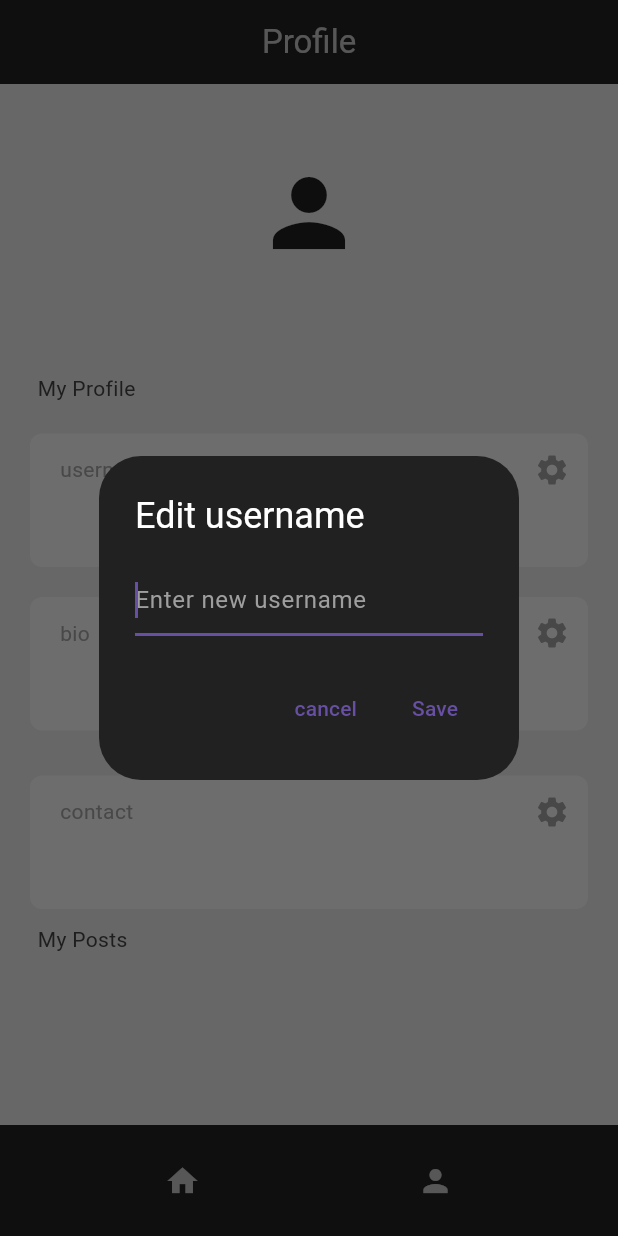
After one commit to noob-Coder-Harsh/social_app, a Flutter app: the screen it shows once a user with an empty profile is signed in, item 2 of the bottom bar chosen, after a tap on the "settings" icon, on a phone screen of 412 x 824 dp. The commit adds this screen. Run offline on Flutter 3.47's test engine with Material 3 defaults, Android fonts, the phone set to English and light mode, and no system bars; drawn by our look-alikes of google_nav_bar; our stand-ins replace cloud_firestore, firebase_auth, firebase_core; accounts and stored records are empty; network calls fail.

Commit message:
Day1-2nd

```diff
--- a/lib/Firebase/auth.dart
+++ b/lib/Firebase/auth.dart
@@ -1,15 +1,16 @@
 import 'package:firebase_auth/firebase_auth.dart';
-import 'package:firebase_core/firebase_core.dart';
 import 'package:flutter/material.dart';
-import 'package:social_app/homepage.dart';
+import 'package:social_app/Homepage/homepage.dart';
 import 'package:social_app/Login/pages/loginorregister.dart';
 
 class Auth extends StatelessWidget{
+  const Auth({super.key});
+
   @override
   Widget build(BuildContext context){
     return StreamBuilder(stream: FirebaseAuth.instance.authStateChanges(), builder: (context,snapshot){
       if(snapshot.hasData){
-        return HomePage();
+        return const HomePage();
       }else{
         return LoginOrRegisterPage();
       }
--- a/lib/homepage.dart
+++ b/lib/Homepage/homepage.dart
@@ -2,9 +2,13 @@ import 'package:cloud_firestore/cloud_firestore.dart';
 import 'package:firebase_auth/firebase_auth.dart';
 import 'package:flutter/material.dart';
 import 'package:social_app/Login/widgets/text_feild.dart';
-import 'package:social_app/feed_post.dart';
+import 'package:social_app/Homepage/widgets/feed_post.dart';
+import 'package:google_nav_bar/google_nav_bar.dart';
+import 'package:social_app/Profile/profile_page.dart';
+
 
 class HomePage extends StatefulWidget{
+
   const HomePage({super.key});
 
   @override
@@ -12,8 +16,10 @@ class HomePage extends StatefulWidget{
 }
 
 class _HomePageState extends State<HomePage> {
+
   final textController = TextEditingController();
   final currentUser = FirebaseAuth.instance.currentUser!;
+
 
   void postMessage(){
     if(textController.text.isNotEmpty){
@@ -21,6 +27,7 @@ class _HomePageState extends State<HomePage> {
         'UserEmail':currentUser.email,
         'Message' : textController.text,
         'TimeStamp' : Timestamp.now(),
+        'Likes' : [],
       });
     }
     setState(() {
@@ -34,20 +41,43 @@ class _HomePageState extends State<HomePage> {
   @override
   Widget build(BuildContext context){
     return Scaffold(
+      bottomNavigationBar: GNav(
+        mainAxisAlignment: MainAxisAlignment.spaceEvenly,
+        gap: 10,
+        backgroundColor: Colors.grey.shade900,
+        color: Colors.white70,
+        activeColor: Colors.white70,
+        tabs: [
+          GButton(icon: Icons.home,onPressed: (){Navigator.pushReplacement(context, MaterialPageRoute(builder: (context)=>const HomePage()));}),
+          GButton(icon: Icons.person,onPressed: (){Navigator.pushReplacement(context, MaterialPageRoute(builder: (context)=>const ProfilePage()));}),
+
+        ],
+      ),
       backgroundColor: Colors.grey.shade300,
       appBar: AppBar(
         backgroundColor: Colors.grey.shade900,
-        title: Center(child: const Text('Social App',style: TextStyle(color: Colors.white70),)),
+        title: const Center(child: Text('Social App',style: TextStyle(color: Colors.white70),)),
         actions: [
-          IconButton(onPressed: signOut, icon: Icon(Icons.logout))
+          IconButton(onPressed: signOut, icon: const Icon(Icons.logout,color: Colors.white70,))
         ],
       ),
       body: Column(
         children: [
+          Padding(
+            padding: const EdgeInsets.only(top: 18.0,left: 18,right: 18),
+            child: Row(children: [
+              Expanded(
+                child: MyTextFeild(controller: textController
+                    , hintText: 'write something to post',
+                    obscureText: false),
+              ),
+              IconButton(onPressed: postMessage, icon: const Icon(Icons.arrow_circle_up))
+            ],),
+          ),
           Expanded(child: StreamBuilder(
             stream: FirebaseFirestore.instance
                 .collection("User Posts").
-            orderBy("TimeStamp",descending: false).
+            orderBy("TimeStamp",descending: true).
             snapshots(),
             builder: (context,snapshot){
               if(snapshot.hasData){
@@ -56,29 +86,20 @@ class _HomePageState extends State<HomePage> {
                     itemBuilder: (context,index){
                   final post = snapshot.data!.docs[index];
                   return FeedPost(user:post["UserEmail"] ,
-                      post: post["Message"]);
+                      post: post["Message"],
+                      postId: post.id,
+                      likes: List<String>.from(post['Likes']??[]));
                 });
               }else if(snapshot.hasError){
                 return Center(
                   child: Text("Error: $snapshot.error"),
                 );
-              }return Center(
+              }return const Center(
                 child: CircularProgressIndicator(),
               );
             },
           )),
-          Padding(
-            padding: const EdgeInsets.all(18.0),
-            child: Row(children: [
-              Expanded(
-                child: MyTextFeild(controller: textController
-                    , hintText: 'write something to post',
-                    obscureText: false),
-              ),
-              IconButton(onPressed: postMessage, icon: Icon(Icons.arrow_circle_up))
-            ],),
-          ),
-    Text("Logged in as - ${currentUser.email}"),
+    Text("Logged in as - ${currentUser.email}",style: TextStyle(color: Colors.grey.shade700),),
         ],
       ),
     );
--- a/lib/Login/pages/loginorregister.dart
+++ b/lib/Login/pages/loginorregister.dart
@@ -3,6 +3,8 @@ import 'package:social_app/Login/pages/login_page.dart';
 import 'package:social_app/Login/pages/register_page.dart';
 
 class LoginOrRegisterPage extends StatefulWidget{
+  const LoginOrRegisterPage({super.key});
+
   @override
   State<LoginOrRegisterPage> createState()=> _LoginOrRegisterPageState();
 }
--- a/lib/Login/widgets/text_feild.dart
+++ b/lib/Login/widgets/text_feild.dart
@@ -16,13 +16,14 @@ class MyTextFeild extends StatelessWidget {
         controller: controller,
         obscureText: obscureText,
         decoration: InputDecoration(
+          hintStyle: TextStyle(color: Colors.grey.shade500,fontWeight: FontWeight.normal),
           hintText: hintText,
             fillColor: Colors.white54,
             filled: true,
-            enabledBorder: OutlineInputBorder(
+            enabledBorder: const OutlineInputBorder(
                 borderSide: BorderSide(color: Colors.white30)
             ),
-          focusedBorder: OutlineInputBorder(
+          focusedBorder: const OutlineInputBorder(
             borderSide: BorderSide(color: Colors.white30)
           )
         ),
--- /dev/null
+++ b/lib/Profile/profile_page.dart
@@ -0,0 +1,123 @@
+
+
+import 'package:cloud_firestore/cloud_firestore.dart';
+import 'package:firebase_auth/firebase_auth.dart';
+import 'package:flutter/material.dart';
+import 'package:google_nav_bar/google_nav_bar.dart';
+import 'package:social_app/Profile/textbox.dart';
+
+import '../Homepage/homepage.dart';
+
+class ProfilePage extends StatefulWidget{
+  const ProfilePage({super.key,});
+
+  @override
+  State<ProfilePage> createState() => _ProfilePageState();
+}
+
+class _ProfilePageState extends State<ProfilePage> {
+  final currentUser = FirebaseAuth.instance.currentUser!;
+  final userCollections = FirebaseFirestore.instance.collection("Users");
+
+  Future<void> editFeild(String field)async{
+    String newValue = "";
+    await showDialog(
+        context: context,
+        builder: (context) => AlertDialog(
+          backgroundColor: Colors.grey [900],
+          title: Text(
+            "Edit $field",
+            style:  const TextStyle(color: Colors.white),
+          ), // Text
+          content: TextField(
+            autofocus: true,
+            style: const TextStyle(color: Colors.white),
+            decoration: InputDecoration(
+              hintText: "Enter new $field",
+              hintStyle: const TextStyle(color:Colors.grey),
+              ),
+            onChanged: (value){
+              newValue = value;
+            },
+            ),
+          actions: [
+            TextButton(onPressed: (){Navigator.pop(context);},
+                child: const Text('cancel')),
+            TextButton(onPressed: (){Navigator.of(context).pop(newValue);},
+                child: const Text('Save')),
+          ],
+          ),
+        );
+
+    if(newValue.isNotEmpty){
+      await userCollections.doc(currentUser.email).update({field: newValue});
+    }
+  }
+
+  @override
+  Widget build(BuildContext context){
+    return Scaffold(
+      bottomNavigationBar: GNav(
+        mainAxisAlignment: MainAxisAlignment.spaceEvenly,
+        gap: 10,
+        backgroundColor: Colors.grey.shade900,
+        color: Colors.white70,
+        activeColor: Colors.white70,
+        tabs: [
+          GButton(icon: Icons.home,
+              onPressed: (){Navigator.pushReplacement(context, MaterialPageRoute(builder: (context)=>const HomePage()));}),
+          GButton(icon: Icons.person,
+              onPressed: (){Navigator.pushReplacement(context, MaterialPageRoute(builder: (context)=>const ProfilePage()));}),
+        ],
+      ),
+      appBar: AppBar(
+        centerTitle: true,
+        backgroundColor: Colors.grey.shade900,
+        title: const Text('Profile',style: TextStyle(color: Colors.white70),),
+      ),
+      backgroundColor: Colors.grey.shade300,
+      body: StreamBuilder<DocumentSnapshot>(
+        stream: FirebaseFirestore.instance.collection("Users").doc(currentUser.email).snapshots(),
+        builder: (context,snapshot){
+          if(snapshot.hasData){
+            final userData = snapshot.data!.data() as Map<String,dynamic>;
+            return ListView(
+              children: [
+                const SizedBox(height: 50,),
+                const Icon(Icons.person,size: 72,),
+                Text(currentUser.email.toString(),
+                  textAlign: TextAlign.center,style: TextStyle(color: Colors.grey.shade700),),
+                const SizedBox(height: 50,),
+                Padding(
+                  padding: const EdgeInsets.only(left: 25.0),
+                  child: Text('My Profile',style: TextStyle(color: Colors.grey.shade800),),
+                ),
+                MyTextBox(text: userData['username'],
+                    sectionName: 'username',
+                    onPressed:(){editFeild('username');}),
+
+                MyTextBox(text: userData['bio'],
+                    sectionName: 'bio',
+                    onPressed:(){editFeild('bio');}),
+                const SizedBox(height: 10,),
+
+                MyTextBox(text: userData['contact'].toString(),
+                    sectionName: 'contact',
+                    onPressed:(){editFeild('contact');}),
+                const SizedBox(height: 10,),
+
+                Padding(
+                  padding: const EdgeInsets.only(left: 25.0),
+                  child: Text('My Posts',style: TextStyle(color: Colors.grey.shade800),),
+                ),
+              ],
+            );
+          }else if(snapshot.hasError){
+            return Center(child: Text(snapshot.error.toString()),);
+          }
+          return const Center(child: CircularProgressIndicator(),);
+        },
+      )
+    );
+  }
+}
--- /dev/null
+++ b/lib/Profile/textbox.dart
@@ -0,0 +1,37 @@
+import 'package:flutter/material.dart';
+
+class MyTextBox extends StatelessWidget{
+  final String text;
+  final String sectionName;
+  final void Function()? onPressed;
+
+   const MyTextBox({super.key,
+    required this.text,
+    required this.sectionName,
+     this.onPressed});
+
+  @override
+  Widget build(BuildContext context){
+    return Container(
+      decoration: BoxDecoration(
+        color: Colors.grey.shade200,
+        borderRadius: BorderRadius.circular(8)
+      ),
+      padding: const EdgeInsets.only(left: 20,bottom: 20),
+      margin: const EdgeInsets.only(top: 20,left: 20,right: 20),
+      child: Column(
+        crossAxisAlignment: CrossAxisAlignment.start,
+        children: [
+          Row(
+            mainAxisAlignment: MainAxisAlignment.spaceBetween,
+            children: [
+              Text(sectionName,style: TextStyle(color: Colors.grey.shade500),),
+              IconButton(onPressed: onPressed, icon: Icon(Icons.settings,color: Colors.grey.shade500,))
+            ],
+          ),
+          Text(text),
+        ],
+      ),
+    );
+  }
+}
--- a/pubspec.yaml
+++ b/pubspec.yaml
@@ -38,6 +38,7 @@ dependencies:
   firebase_core: ^2.27.0
   firebase_auth: ^4.17.8
   cloud_firestore: ^4.15.8
+  google_nav_bar: ^5.0.6
 #  cloud_firestore: ^4.15.8
 
 dev_dependencies:
```
Also changed, not shown: lib/Homepage/widgets/feed_post.dart (added, +92 -0 lines), lib/Homepage/widgets/like_button.dart (added, +15 -0 lines), lib/Login/pages/login_page.dart (+4 -6 lines), lib/Login/pages/register_page.dart (+14 -4 lines), lib/feed_post.dart (deleted, +0 -21 lines), pubspec.lock.
